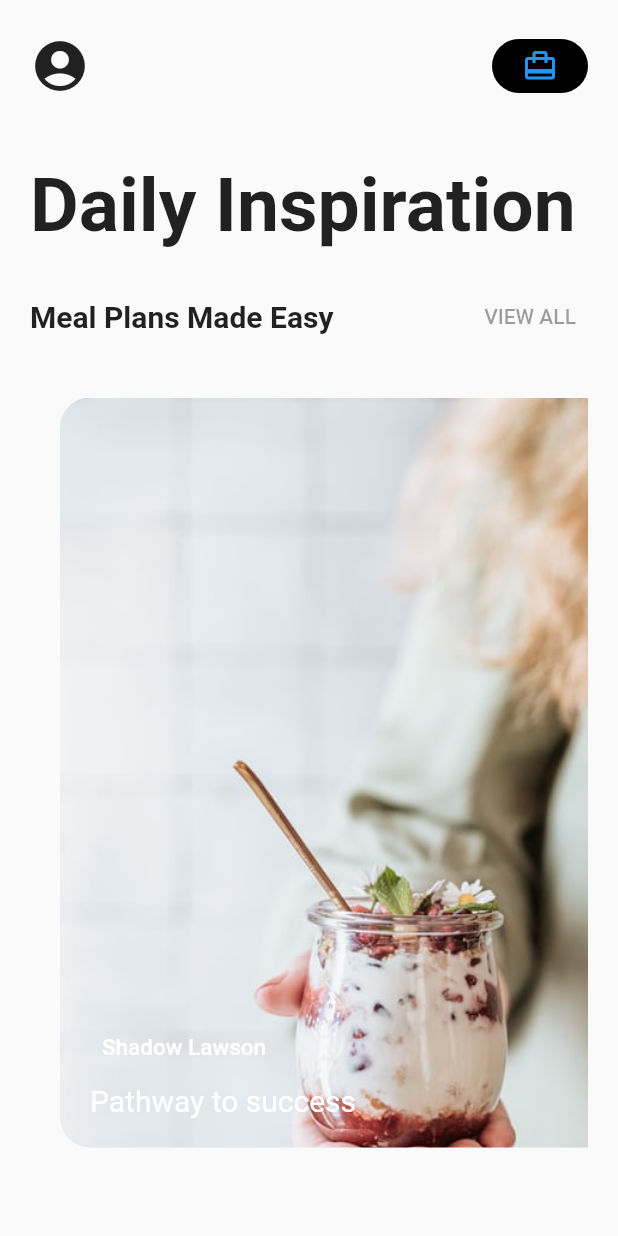
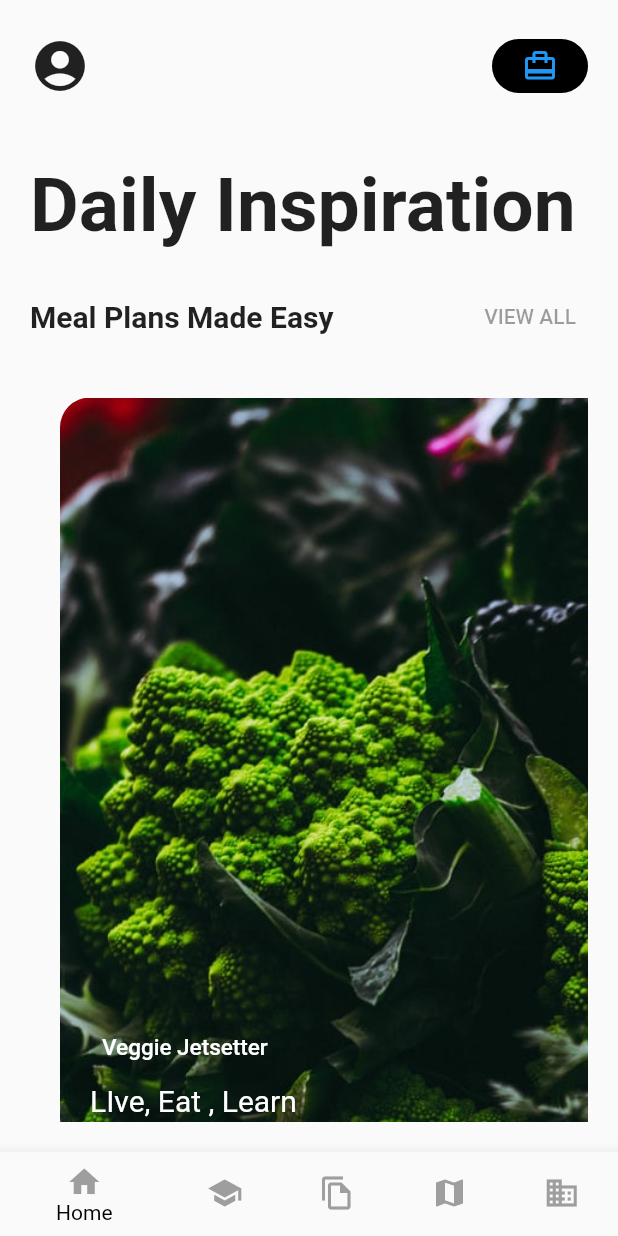
Before and after one commit to Dapo-dan/side_chef_ui, a Flutter app: the HomePage screen opened directly, on a phone screen of 412 x 824 dp. Run offline on Flutter 3.47's test engine with Material 2 defaults, Android fonts, the phone set to English and light mode, and no system bars.

Commit message:
home page

```diff
--- a/lib/home/homePage.dart
+++ b/lib/home/homePage.dart
@@ -77,7 +77,7 @@
                         decoration: BoxDecoration(
                           borderRadius: BorderRadius.circular(20),
                           image: const DecorationImage(
-                          image: AssetImage("images/1.jpg"),
+                            image: AssetImage("images/veggie.jpg"),
                             fit: BoxFit.cover,
                           ),
                         ),
@@ -101,11 +101,11 @@
                                         );
                                       },
                                       child: const Text(
-                                      "Shadow Lawson",
+                                        "Veggie Jetsetter",
                                         style: TextStyle(
                                             color: Colors.white, fontSize: 15),
                                       )),
-                                const Text("Pathway to success",
+                                  const Text("LIve, Eat , Learn",
                                       style: TextStyle(
                                           color: Colors.white, fontSize: 20))
                                 ],
@@ -211,6 +211,46 @@
             ],
           ),
         ),
-    );
+        bottomNavigationBar: BottomNavigationBar(
+          items: const <BottomNavigationBarItem>[
+            BottomNavigationBarItem(
+              icon: Icon(
+                Icons.home,
+                color: Colors.grey,
+              ),
+              label: 'Home',
+            ),
+            BottomNavigationBarItem(
+              icon: Icon(
+                Icons.school,
+                color: Colors.grey,
+              ),
+              label: 'Learn',
+            ),
+            BottomNavigationBarItem(
+              icon: Icon(
+                Icons.file_copy_outlined,
+                color: Colors.grey,
+              ),
+              label: 'Discover',
+            ),
+            BottomNavigationBarItem(
+              icon: Icon(
+                Icons.map,
+                color: Colors.grey,
+              ),
+              label: 'Connect',
+            ),
+            BottomNavigationBarItem(
+              icon: Icon(
+                Icons.business,
+                color: Colors.grey,
+              ),
+              label: 'Business',
+            ),
+          ],
+          selectedItemColor: Colors.black,
+          onTap: null,
+        ));
   }
 }
```
Also changed, not shown: images/cookedcarrot.jpg (added), images/labor.jpg (added), images/quick.jpg (added), images/veggie.jpg (added). Lines whose indentation alone changed are shown as unchanged.
